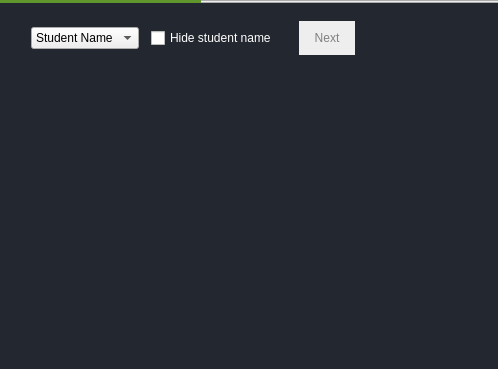
Above: TurboGrade/ui/gradesubmission.ui from wassgha/TurboGrade before the change; both pictures show x 0 to 498 and y 0 to 369 of the 841 by 369 pixel window. Below: the same form after it.
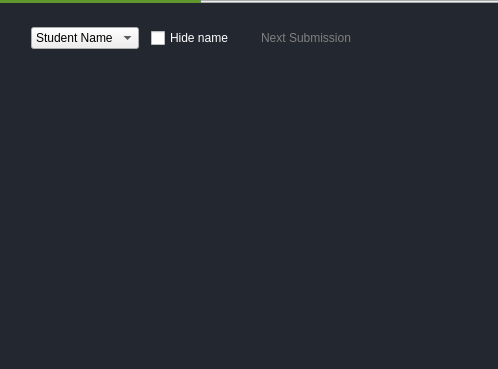
That is the form after the change. Icons and pictures are not drawn. Custom widgets are drawn as their Qt base class.

```diff
--- a/TurboGrade/ui/gradesubmission.ui
+++ b/TurboGrade/ui/gradesubmission.ui
@@ -34,7 +34,7 @@
 }
 
 QPushButton#next::disabled {
-	background: #EEE;
+	/*background: #EEE;*/
 	color: gray;
 }
 
@@ -44,8 +44,10 @@
 }
 
 QPushButton#next {
-	background: #63c46b;
-	color: white;
+	background: transparent;
+	border:none;
+	color: rgb(96, 151, 45);
+	padding-left: 5px;
 }
 
 QProgressBar#progressBar {
@@ -171,7 +173,7 @@
      <item>
       <widget class="QCheckBox" name="hideName">
        <property name="text">
-        <string>Hide student name</string>
+        <string>Hide name</string>
        </property>
        <property name="checked">
         <bool>false</bool>
@@ -184,7 +186,7 @@
         <bool>false</bool>
        </property>
        <property name="text">
-        <string>Next</string>
+        <string>Next Submission</string>
        </property>
        <property name="icon">
         <iconset resource="resources.qrc">
```
Left out of the diff: 4 changed lines with no effect on the pictures.
